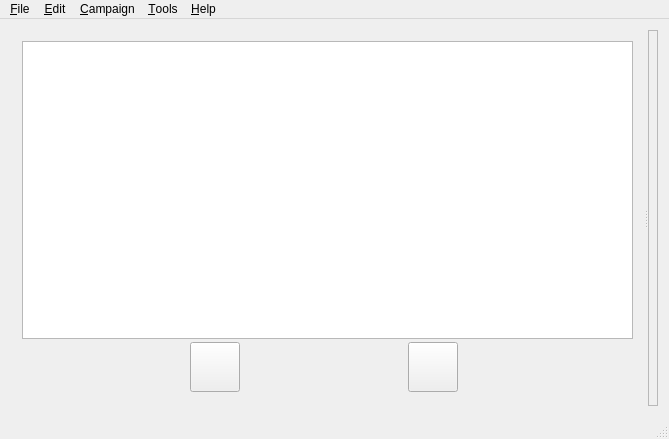
The window that DMHelper/src/mainwindow.ui (MMetze/DMHelper) describes before a commit, drawn with Qt 5.
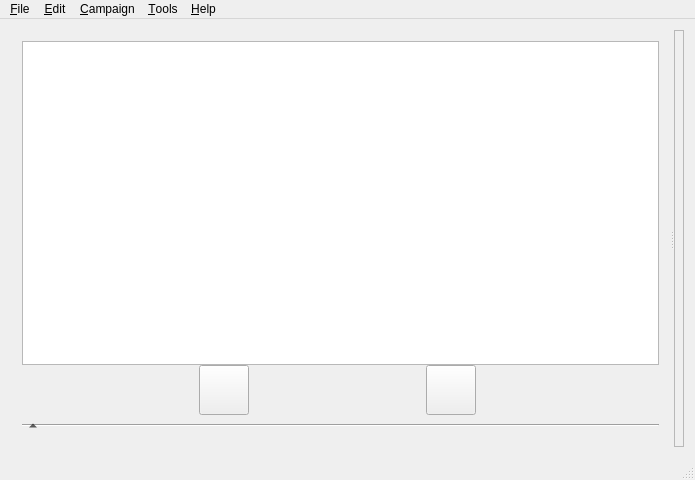
The same window after the commit. Icons and pictures are not drawn. Custom widgets are drawn as their Qt base class.

```diff
--- a/DMHelper/src/mainwindow.ui
+++ b/DMHelper/src/mainwindow.ui
@@ -6,8 +6,8 @@
    <rect>
     <x>0</x>
     <y>0</y>
-    <width>669</width>
-    <height>439</height>
+    <width>695</width>
+    <height>480</height>
    </rect>
   </property>
   <property name="sizePolicy">
@@ -40,9 +40,9 @@
        <enum>Qt::Horizontal</enum>
       </property>
       <widget class="QWidget" name="layoutWidget">
-       <layout class="QVBoxLayout" name="verticalLayout" stretch="20,0,0">
+       <layout class="QVBoxLayout" name="verticalLayout" stretch="20,0,0,0">
         <property name="spacing">
-         <number>3</number>
+         <number>0</number>
         </property>
         <item>
          <widget class="CampaignTree" name="treeView">
@@ -174,6 +174,52 @@
           </item>
          </layout>
         </item>
+        <item>
+         <widget class="QFrame" name="frame">
+          <property name="frameShape">
+           <enum>QFrame::HLine</enum>
+          </property>
+          <property name="frameShadow">
+           <enum>QFrame::Sunken</enum>
+          </property>
+          <layout class="QVBoxLayout" name="dividerLayout">
+           <property name="spacing">
+            <number>0</number>
+           </property>
+           <property name="leftMargin">
+            <number>0</number>
+           </property>
+           <property name="topMargin">
+            <number>0</number>
+           </property>
+           <property name="rightMargin">
+            <number>0</number>
+           </property>
+           <property name="bottomMargin">
+            <number>0</number>
+           </property>
+           <item>
+            <widget class="QToolButton" name="btnCollapse">
+             <property name="text">
+              <string/>
+             </property>
+             <property name="iconSize">
+              <size>
+               <width>10</width>
+               <height>10</height>
+              </size>
+             </property>
+             <property name="autoRaise">
+              <bool>true</bool>
+             </property>
+             <property name="arrowType">
+              <enum>Qt::UpArrow</enum>
+             </property>
+            </widget>
+           </item>
+          </layout>
+         </widget>
+        </item>
         <item>
          <widget class="FearFrame" name="frameFear">
           <property name="frameShape">
@@ -218,7 +264,7 @@
     <rect>
      <x>0</x>
      <y>0</y>
-     <width>669</width>
+     <width>695</width>
      <height>21</height>
     </rect>
    </property>
```
